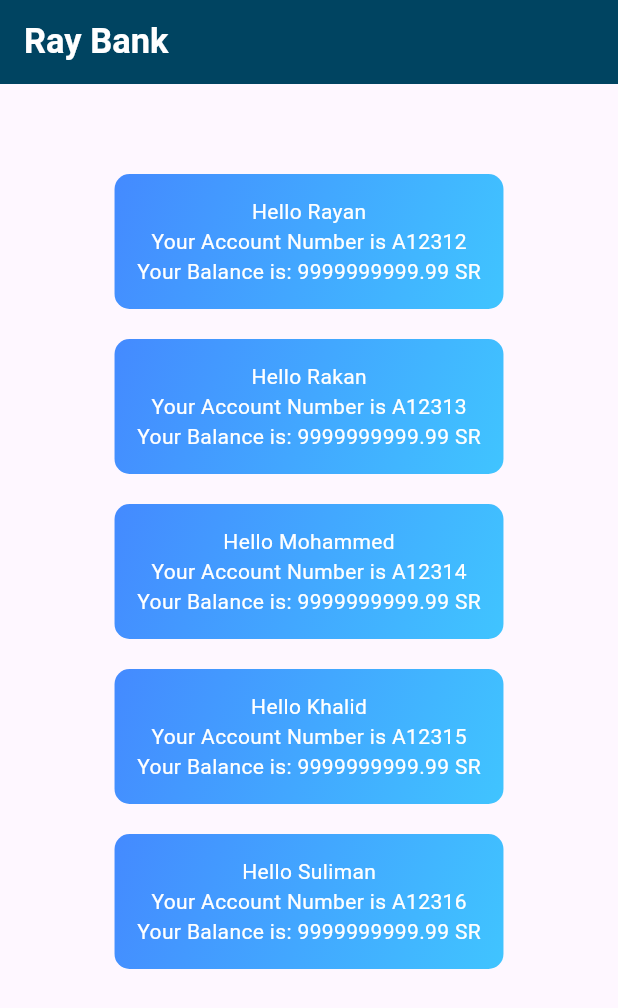
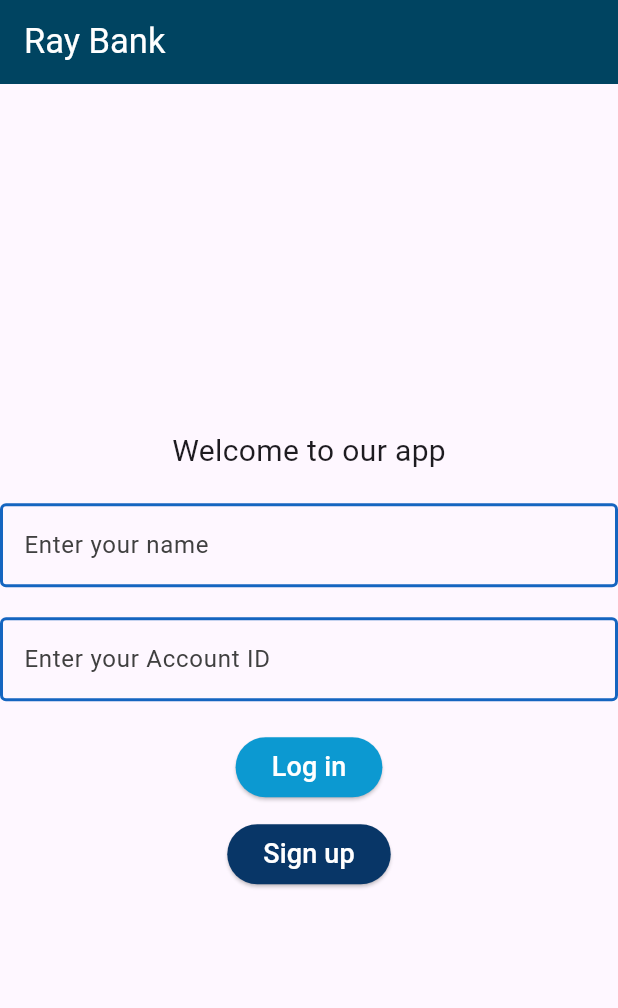
Before and after one commit to rayansb1/BankUIOO, a Flutter app: the screen it shows after launch, on a phone screen of 412 x 824 dp. Shown: the top 1008 px of the screen. Run offline on Flutter 3.47's test engine with Material 3 defaults, Android fonts, the phone set to English and light mode, and no system bars.

Commit message:
Some edit

```diff
--- a/lib/main.dart
+++ b/lib/main.dart
@@ -1,87 +1,153 @@
 import 'package:bankui/model/bank.dart';
+import 'package:bankui/model/customer.dart';
 import 'package:flutter/material.dart';
-import 'package:bankui/model/customer.dart';
 
 void main() {
-  runApp(const MyApp());
+  // Initialize the Bank and add Customer instances inside main
+  Bank raybank = Bank();
+  Customer c1 = Customer("Rayan", "A1211", 99999999999.99);
+  raybank.addCustomer(c1);
+
+  runApp(MyApp(bank: raybank)); // Pass the bank instance to MyApp
 }
 
 class MyApp extends StatelessWidget {
-  const MyApp({super.key});
+  final Bank bank;
+
+  const MyApp({super.key, required this.bank});
 
   @override
   Widget build(BuildContext context) {
-    Bank b1 = Bank();
+    return MaterialApp(
+      home: LoginPage(bank: bank),
+    );
+  }
+}
 
-    // Creating customer instances
-    Customer c1 = Customer("Rayan", "A12312", 9999999999.99);
-    Customer c2 = Customer("Rakan", "A12313", 9999999999.99);
-    Customer c3 = Customer("Mohammed", "A12314", 9999999999.99);
-    Customer c4 = Customer("Khalid", "A12315", 9999999999.99);
-    Customer c5 = Customer("Suliman", "A12316", 9999999999.99);
+class LoginPage extends StatelessWidget {
+  final Bank bank;
+  final nameController = TextEditingController();
+  final accountIdController = TextEditingController();
 
-    // Adding customers to the bank
-    b1.addCustomer(c1);
-    b1.addCustomer(c2);
-    b1.addCustomer(c3);
-    b1.addCustomer(c4);
-    b1.addCustomer(c5);
+  LoginPage({super.key, required this.bank});
 
-    return MaterialApp(
-      home: Scaffold(
+  void _login(BuildContext context) {
+    // Check if there’s a customer in the bank with the entered name and account ID
+    bool isCustomerValid = bank.customers.any((c1) =>
+        c1.Name == nameController.text &&
+        c1.AccountID == accountIdController.text);
+
+    if (isCustomerValid) {
+      Navigator.push(
+        context,
+        MaterialPageRoute(
+          builder: (context) => const SuccessPage(),
+        ),
+      );
+    } else {
+      ScaffoldMessenger.of(context).showSnackBar(
+        const SnackBar(content: Text("Invalid name or account ID")),
+      );
+    }
+  }
+
+  void _signUp(BuildContext context) {
+    // Implement sign-up functionality here
+    ScaffoldMessenger.of(context).showSnackBar(
+      const SnackBar(content: Text("Sign-up functionality not implemented")),
+    );
+  }
+
+  @override
+  Widget build(BuildContext context) {
+    return Scaffold(
       appBar: AppBar(
-          title: const Text(
-            "Ray Bank",
-            style: TextStyle(fontSize: 23),
-          ),
-          titleTextStyle: const TextStyle(fontWeight: FontWeight.bold),
+        title: const Text("Ray Bank",
+            style: TextStyle(fontSize: 23, color: Colors.white)),
         backgroundColor: const Color.fromARGB(255, 0, 68, 97),
       ),
       body: Center(
         child: Column(
+          mainAxisAlignment: MainAxisAlignment.center,
           children: [
-              const SizedBox(height: 50), // Adjust spacing as needed
-              ...b1.customers.map((customer) {
-                // Create a list of widgets for each customer
-                String balanceString = customer.getBalance.toString();
-
-                final gradientColors = [
-                  Colors.blueAccent,
-                  Colors.lightBlueAccent,
-                ];
-
-                return Padding(
-                  padding: const EdgeInsets.symmetric(vertical: 10),
-                  child: Container(
-                    decoration: BoxDecoration(
-                      gradient: LinearGradient(
-                        colors: gradientColors,
-                        begin: Alignment.topLeft,
-                        end: Alignment.bottomRight,
+            const Text("Welcome to our app", style: TextStyle(fontSize: 20)),
+            const SizedBox(height: 20),
+            TextField(
+              controller: nameController,
+              decoration: InputDecoration(
+                labelText: "Enter your name",
+                labelStyle: const TextStyle(
+                    color: Color.fromARGB(
+                        255, 64, 64, 64)), // Dark blue label color
+                enabledBorder: OutlineInputBorder(
+                  borderSide: BorderSide(
+                      color: Colors.blue[800]!,
+                      width: 2), // Border color when enabled
                 ),
-                      borderRadius:
-                          BorderRadius.circular(10), // Rounded corners
-                    ),
-                    padding: const EdgeInsets.all(15),
-                    child: Column(
-                      children: [
-                        Text(
-                          "Hello ${customer.getName}",
-                          style: const TextStyle(color: Colors.white),
-                        ),
-                        Text("Your Account Number is ${customer.getAccountId}",
-                            style: const TextStyle(color: Colors.white)),
-                        Text("Your Balance is: $balanceString SR",
-                            style: const TextStyle(color: Colors.white)),
-                      ],
+                focusedBorder: const OutlineInputBorder(
+                  borderSide: BorderSide(
+                      color: Color.fromARGB(255, 0, 0, 0),
+                      width: 2), // Border color when focused
                 ),
               ),
-                );
-              }),
+            ),
+            const SizedBox(height: 20),
+            TextField(
+              controller: accountIdController,
+              decoration: InputDecoration(
+                labelText: "Enter your Account ID",
+                labelStyle: const TextStyle(
+                    color: Color.fromARGB(
+                        255, 64, 64, 64)), // Dark blue label color
+                enabledBorder: OutlineInputBorder(
+                  borderSide: BorderSide(
+                      color: Colors.blue[800]!,
+                      width: 2), // Border color when enabled
+                ),
+                focusedBorder: const OutlineInputBorder(
+                  borderSide: BorderSide(
+                      color: Color.fromARGB(255, 0, 0, 0),
+                      width: 2), // Border color when focused
+                ),
+              ),
+            ),
+            const SizedBox(height: 20),
+            ElevatedButton(
+              onPressed: () => _login(context),
+              style: ElevatedButton.styleFrom(
+                backgroundColor:
+                    const Color.fromRGBO(12, 153, 209, 1), // button color
+                foregroundColor: Colors.white, // text color
+              ),
+              child: const Text("Log in", style: TextStyle(fontSize: 18)),
+            ),
+            const SizedBox(height: 10),
+            ElevatedButton(
+              onPressed: () => _signUp(context),
+              style: ElevatedButton.styleFrom(
+                backgroundColor:
+                    const Color.fromARGB(255, 8, 54, 103), // button color
+                foregroundColor: Colors.white, // text color
+              ),
+              child: const Text("Sign up", style: TextStyle(fontSize: 18)),
+            ),
           ],
-          ),
         ),
       ),
     );
   }
 }
+
+class SuccessPage extends StatelessWidget {
+  const SuccessPage({super.key});
+
+  @override
+  Widget build(BuildContext context) {
+    return Scaffold(
+      appBar: AppBar(title: const Text("Login Successful")),
+      body: const Center(
+        child: Text("Welcome!", style: TextStyle(fontSize: 24)),
+      ),
+    );
+  }
+}
```
Also changed, not shown: lib/screne/home.dart (added, +52 -0 lines). Lines whose indentation alone changed are shown as unchanged.
